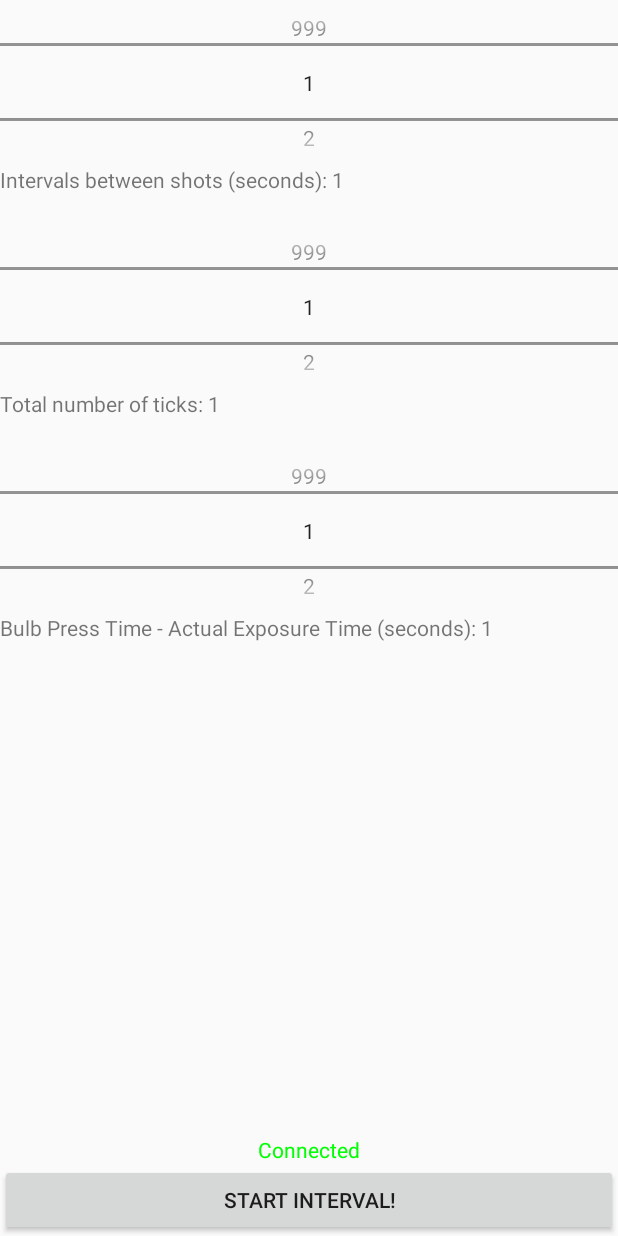
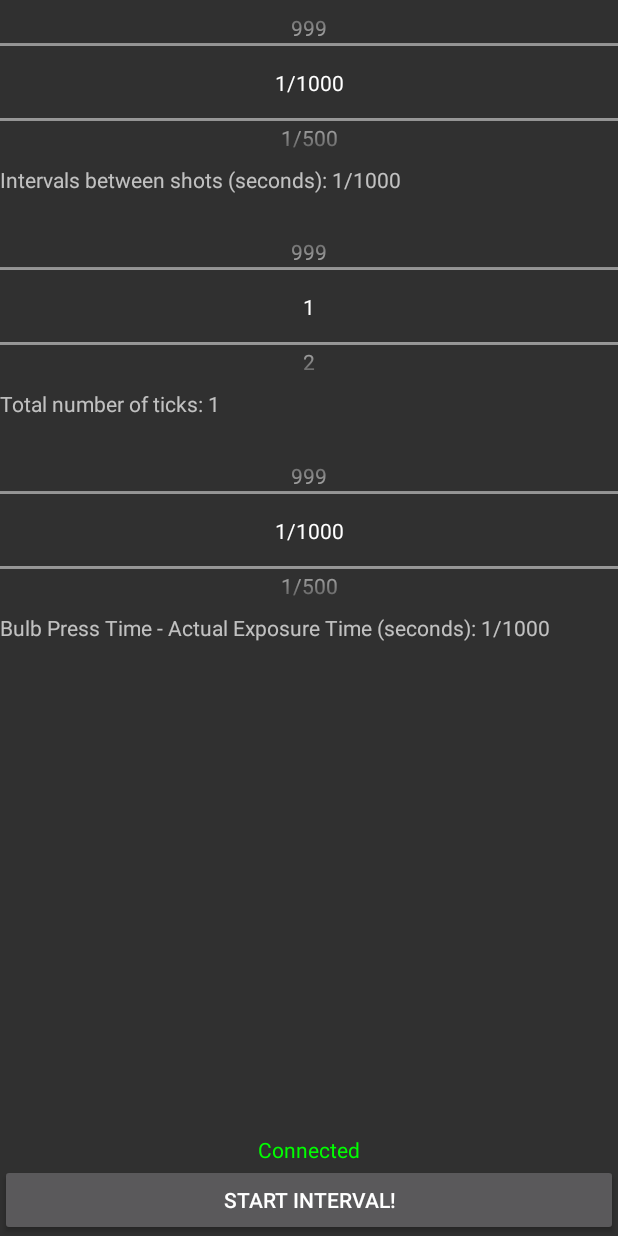
Before and after one commit to sagielevy/Intervalometer, an Android app: the screen it shows after launch (IntervalometerSettingsActivity), after a tap on "START INTERVAL!", on a phone screen of 412 x 824 dp. Run offline under Robolectric (Android 15) with nearby library versions, the phone set to English and light mode, and no system bars; our stand-ins replace Volley; network calls fail.

Commit message:
Fixed bugs, changed to dark themem and allowed fractions of a second to be given as intervals!

```diff
--- a/ProjectIntervalometer/app/build.gradle
+++ b/ProjectIntervalometer/app/build.gradle
@@ -27,7 +27,7 @@ dependencies {
     implementation 'com.android.support:appcompat-v7:26.1.0'
     implementation 'com.android.support:support-v4:26.1.0'
     testImplementation 'junit:junit:4.12'
-    androidTestImplementation 'com.android.support.test:runner:1.0.1'
-    androidTestImplementation 'com.android.support.test.espresso:espresso-core:3.0.1'
-    compile 'com.android.volley:volley:1.1.0'
+    androidTestImplementation 'com.android.support.test:runner:1.0.2'
+    androidTestImplementation 'com.android.support.test.espresso:espresso-core:3.0.2'
+    implementation 'com.android.volley:volley:1.1.0'
 }
--- a/ProjectIntervalometer/app/src/main/AndroidManifest.xml
+++ b/ProjectIntervalometer/app/src/main/AndroidManifest.xml
@@ -6,6 +6,9 @@
     <uses-permission android:name="android.permission.CHANGE_WIFI_STATE" />
     <uses-permission android:name="android.permission.ACCESS_NETWORK_STATE" />
     <uses-permission android:name="android.permission.INTERNET" />
+    <uses-permission android:name="android.permission.CHANGE_NETWORK_STATE" />
+    <!--<uses-permission android:name="android.permission.WRITE_SETTINGS" />-->
+
     <application
         android:allowBackup="true"
         android:icon="@mipmap/ic_launcher"
--- a/ProjectIntervalometer/app/src/main/java/com/example/sagie/projectintervalometer/IntervalometerSettingsActivity.java
+++ b/ProjectIntervalometer/app/src/main/java/com/example/sagie/projectintervalometer/IntervalometerSettingsActivity.java
@@ -3,11 +3,22 @@ package com.example.sagie.projectintervalometer;
 import android.app.Activity;
 import android.content.Context;
 import android.content.SharedPreferences;
+import android.content.res.Resources;
+import android.net.ConnectivityManager;
+import android.net.Network;
+import android.net.NetworkCapabilities;
+import android.net.NetworkRequest;
 import android.net.wifi.WifiConfiguration;
 import android.net.wifi.WifiManager;
+import android.os.Build;
 import android.os.Bundle;
 import android.os.Handler;
+import android.os.SystemClock;
+import android.provider.Settings;
+import android.support.v7.app.AppCompatDelegate;
+import android.util.DisplayMetrics;
 import android.util.Log;
+import android.view.MotionEvent;
 import android.view.View;
 import android.widget.Button;
 import android.widget.NumberPicker;
@@ -18,6 +29,7 @@ import com.android.volley.DefaultRetryPolicy;
 import com.android.volley.Request;
 import com.android.volley.toolbox.StringRequest;
 
+import java.util.Arrays;
 import java.util.Locale;
 import java.util.Optional;
 
@@ -29,10 +41,16 @@ public class IntervalometerSettingsActivity extends Activity {
     final String bulb = "BULB";
     final String WifiAP = "Intervalometer 9000";
     final String intervalometerConfirmation = "OK";
-    final int minValue = 1; // For all right now
+    final int minValueTicks = 1;
+    final int minValueLongTimes = 4;
     final int maxValue = 999;
     final int WAIT_TIME = 7000;
     final int RESP_TIMEOUT = 20000;
+    final String[] shortTimes = {
+            "1/1000", "1/500", "1/400", "1/300", "1/250", "1/200", "1/160", "1/125", "1/100",
+            "1/80", "1/60", "1/50", "1/40", "1/30", "1/25", "1/20", "1/15", "1/13", "1/10", "1/8", "1/6",
+            "1/5", "1/4", "1/3", "0.5", "0.6", "0.8", "1", "1.3", "1.6", "2", "2.5", "3", "3.2"};
+    String[] times;
     WifiManager wifiManager;
     boolean isConnected = false;
     TextView connStatus;
@@ -40,6 +58,7 @@ public class IntervalometerSettingsActivity extends Activity {
     NumberPicker bulbPressTime, intervalTime, numTicks;
     Button startBtn;
     WifiConfiguration wifiConfiguration;
+    ConnectivityManager connectivityManager;
     int netId;
 
     @Override
@@ -47,6 +66,8 @@ public class IntervalometerSettingsActivity extends Activity {
         super.onCreate(savedInstanceState);
         setContentView(R.layout.main_disp);
         wifiManager = (WifiManager) this.getSystemService(Context.WIFI_SERVICE);
+        connectivityManager = (ConnectivityManager) getSystemService(Context.CONNECTIVITY_SERVICE);
+        initTimes();
 
         // Do this only once
         if (savedInstanceState == null) {
@@ -100,8 +121,8 @@ public class IntervalometerSettingsActivity extends Activity {
                 // Formulate the request and handle the response.
                 final StringRequest stringRequest =
                         new StringRequest(Request.Method.GET, String.format(Locale.US,
-                            "http://10.10.10.1:80/start?intervalTime=%d&numTicks=%d&bulbPressTime=%d",
-                            intervalTime.getValue(), numTicks.getValue(), bulbPressTime.getValue()),
+                                "http://10.10.10.1:80/start?intervalTime=%.4f&numTicks=%d&bulbPressTime=%.4f",
+                                getValueFromPicker(intervalTime), numTicks.getValue(), getValueFromPicker(bulbPressTime)),
                                 response -> {
                                     if (response.contains(intervalometerConfirmation)) {
                                         disableInputs();
@@ -110,7 +131,7 @@ public class IntervalometerSettingsActivity extends Activity {
                                         new Handler().postDelayed(() -> {
                                             enableInputs();
                                             connectToServer();
-                                        }, intervalTime.getValue() * numTicks.getValue() * 1000);
+                                        }, (long) (getValueFromPicker(intervalTime) * 1000 * numTicks.getValue()));
                                     }
                                 },
                                 error -> {
@@ -130,32 +151,111 @@ public class IntervalometerSettingsActivity extends Activity {
                         addToRequestQueue(stringRequest);
             });
 
-            bulbPressTime.setMinValue(minValue);
-            bulbPressTime.setMaxValue(maxValue);
+            Log.d(TAG, String.valueOf(times.length - 1));
+            bulbPressTime.setDisplayedValues(null);
+            bulbPressTime.setMinValue(0);
+            bulbPressTime.setMaxValue(times.length - 1);
             bulbPressTime.setWrapSelectorWheel(true);
-            bulbPressTime.setOnValueChangedListener((picker, oldVal, newVal) -> bulbPressDisplay.setText(getString(R.string.bulb, newVal)));
+            bulbPressTime.setDisplayedValues(times);
+            bulbPressTime.setOnValueChangedListener((picker, oldVal, newVal) -> bulbPressDisplay.setText(getString(R.string.bulb, times[newVal])));
+            bulbPressTime.setOnClickListener(v -> {}); // Do nothing on click!
 
-            intervalTime.setMinValue(minValue);
-            intervalTime.setMaxValue(maxValue);
+            intervalTime.setDisplayedValues(null);
+            intervalTime.setMinValue(0);
+            intervalTime.setMaxValue(times.length - 1);
             intervalTime.setWrapSelectorWheel(true);
-            intervalTime.setOnValueChangedListener((picker, oldVal, newVal) -> intervalTimeDisplay.setText(getString(R.string.intervals, newVal)));
+            intervalTime.setDisplayedValues(times);
+            intervalTime.setOnValueChangedListener((picker, oldVal, newVal) -> intervalTimeDisplay.setText(getString(R.string.intervals, times[newVal])));
+            intervalTime.setOnClickListener(v -> {}); // Do nothing on click!
 
-            numTicks.setMinValue(minValue);
+            numTicks.setMinValue(minValueTicks);
             numTicks.setMaxValue(maxValue);
             numTicks.setWrapSelectorWheel(true);
             numTicks.setOnValueChangedListener((picker, oldVal, newVal) -> numTicksDisplay.setText(getString(R.string.ticks, newVal)));
 
-            // Set saved values
-            numTicks.setValue(prefs.getInt(ticks, minValue));
-            intervalTime.setValue(prefs.getInt(intervals, minValue));
-            bulbPressTime.setValue(prefs.getInt(bulb, minValue));
+            // Set saved values - load indices of values! Not the actual displayed values
+            numTicks.setValue(prefs.getInt(ticks, minValueTicks));
+            intervalTime.setValue(prefs.getInt(intervals, 0));
+            bulbPressTime.setValue(prefs.getInt(bulb, 0));
 
             // Set initial texts...
-            bulbPressDisplay.setText(getString(R.string.bulb, bulbPressTime.getValue()));
+            bulbPressDisplay.setText(getString(R.string.bulb, times[bulbPressTime.getValue()]));
             numTicksDisplay.setText(getString(R.string.ticks, numTicks.getValue()));
-            intervalTimeDisplay.setText(getString(R.string.intervals, intervalTime.getValue()));
+            intervalTimeDisplay.setText(getString(R.string.intervals, times[intervalTime.getValue()]));
 
             connectToServer();
+
+            // This hack is required due to an unholy bug which displays the wrong displayed value
+            // even though the getValue() (index) is correct. A simple touch event somehow fixes it.
+            // It may not be called in onCreate though!
+            // So much arbitrary buggy shit I hate it..
+            new Handler().postDelayed(() -> {
+                simulateTouchHack(bulbPressTime);
+                simulateTouchHack(intervalTime);
+            }, 100);
+        }
+    }
+
+    private void simulateTouchHack(View toTouch) {
+        MotionEvent motionEventDown = MotionEvent.obtain(
+                SystemClock.uptimeMillis(),
+                SystemClock.uptimeMillis() + 100,
+                MotionEvent.ACTION_DOWN,
+                toTouch.getWidth() / 2,
+                toTouch.getHeight() / 2,
+                0
+        );
+
+        toTouch.dispatchTouchEvent(motionEventDown);
+
+        MotionEvent motionEventUp = MotionEvent.obtain(
+                SystemClock.uptimeMillis() + 200,
+                SystemClock.uptimeMillis() + 300,
+                MotionEvent.ACTION_UP,
+                toTouch.getWidth() / 2,
+                toTouch.getHeight() / 2,
+                0
+        );
+
+        toTouch.dispatchTouchEvent(motionEventUp);
+    }
+
+    private float getValueFromPicker(NumberPicker picker) {
+        return fromStringFraction(times[picker.getValue()]);
+    }
+
+    private float fromStringFraction(String fraction) {
+        String[] fractionArray = fraction.split("/");
+        try {
+            if (fractionArray.length != 2) {
+                // Standard whole number or decimal point float
+                if (fractionArray.length == 1) {
+                    return Float.parseFloat(fractionArray[0]);
+                } else {
+                    return 0f;
+                }
+            }
+
+            float b = Float.parseFloat(fractionArray[1]);
+            if (b == 0d) {
+                return 0f;
+            }
+
+            float a = Float.parseFloat(fractionArray[0]);
+            return a / b;
+        } catch (NumberFormatException e) {
+            Log.e(TAG, "Shit! problem with dividing:\n" + e.getMessage());
+            return 0f;
+        }
+    }
+
+    private void initTimes() {
+        times = Arrays.copyOf(shortTimes, shortTimes.length +
+                (maxValue - minValueLongTimes + 1));
+
+        // Add a second for each whole number between maxValue and minValueLongTimes, inclusive
+        for (int i = minValueLongTimes; i <= maxValue; i++) {
+            times[shortTimes.length + i - minValueLongTimes] = String.valueOf(i);
         }
     }
 
@@ -206,6 +306,7 @@ public class IntervalometerSettingsActivity extends Activity {
                         // Disconnect and try to reconnect to correct network
                         wifiManager.disconnect();
                         wifiManager.enableNetwork(netId, true);
+//                        bindToNetwork();
                         wifiManager.reconnect();
 
                         // Queue handler again due to failure!
@@ -216,15 +317,31 @@ public class IntervalometerSettingsActivity extends Activity {
         }, 0);
     }
 
-    @Override
-    protected void onSaveInstanceState(Bundle outState) {
-        super.onSaveInstanceState(outState);
-    }
+//    private void bindToNetwork() {
+//        NetworkRequest.Builder builder;
+//        builder = new NetworkRequest.Builder();
+//        //set the transport type do WIFI
+//        builder.addTransportType(NetworkCapabilities.TRANSPORT_WIFI);
+//        builder.setNetworkSpecifier(WifiAP);
+//        connectivityManager.requestNetwork(builder.build(), new ConnectivityManager.NetworkCallback() {
+//            @Override
+//            public void onAvailable(Network network) {
+//                connectivityManager.bindProcessToNetwork(null);
+//                if (wifiManager.getConnectionInfo() != null &&
+//                        wifiManager.getConnectionInfo().getNetworkId() == netId) {
+//                    connectivityManager.bindProcessToNetwork(network);
+//                }
+//
+//                connectivityManager.unregisterNetworkCallback(this);
+//            }
+//        });
+//    }
 
     @Override
     protected void onPause() {
         super.onPause();
 
+        // Save indices of values! Not the actual displayed values
         prefs.edit().putInt(ticks, numTicks.getValue()).
                 putInt(intervals, intervalTime.getValue()).
                 putInt(bulb, bulbPressTime.getValue()).apply();
--- a/ProjectIntervalometer/app/src/main/res/layout/main_disp.xml
+++ b/ProjectIntervalometer/app/src/main/res/layout/main_disp.xml
@@ -1,13 +1,14 @@
 <RelativeLayout xmlns:android="http://schemas.android.com/apk/res/android"
+    xmlns:tools="http://schemas.android.com/tools"
     android:layout_width="match_parent"
     android:layout_height="match_parent"
-    xmlns:tools="http://schemas.android.com/tools"
     tools:context=".IntervalometerSettingsActivity">
 
     <NumberPicker
         android:id="@+id/IntervalTimeSeekBar"
         android:layout_width="fill_parent"
-        android:layout_height="110dp"/>
+        android:layout_height="110dp"
+        android:descendantFocusability="blocksDescendants" />
 
     <TextView
         android:id="@+id/IntervalTimeDisplay"
@@ -19,11 +20,10 @@
         android:id="@+id/NumTicksSeekBar"
         android:layout_width="fill_parent"
         android:layout_height="110dp"
+        android:layout_below="@+id/IntervalTimeDisplay"
         android:layout_alignParentStart="true"
-        android:layout_below="@+id/IntervalTimeDisplay"
-        android:min="1"
-        android:max="999"
-        android:layout_marginTop="20dp">
+        android:layout_marginTop="20dp"
+        android:descendantFocusability="blocksDescendants">
 
     </NumberPicker>
 
@@ -37,25 +37,24 @@
         android:id="@+id/BulbPressTimeSeekBar"
         android:layout_width="fill_parent"
         android:layout_height="110dp"
+        android:layout_below="@id/NumTicksDisplay"
         android:layout_alignParentStart="true"
-        android:layout_below="@id/NumTicksDisplay"
-        android:min="1"
-        android:max="999"
-        android:layout_marginTop="20dp"/>
+        android:layout_marginTop="20dp"
+        android:descendantFocusability="blocksDescendants" />
 
     <TextView
         android:id="@+id/BulbPressTimeDisplay"
         android:layout_width="fill_parent"
         android:layout_height="wrap_content"
-        android:layout_below="@id/BulbPressTimeSeekBar"/>
+        android:layout_below="@id/BulbPressTimeSeekBar" />
 
     <Button
         android:id="@+id/StartBtn"
         android:layout_width="fill_parent"
         android:layout_height="wrap_content"
+        android:layout_alignParentStart="true"
         android:layout_alignParentBottom="true"
-        android:layout_alignParentStart="true"
-        android:text="@string/start_interval"/>
+        android:text="@string/start_interval" />
 
     <TextView
         android:id="@+id/connectionStatus"
@@ -63,6 +62,6 @@
         android:layout_height="wrap_content"
         android:layout_above="@+id/StartBtn"
         android:layout_centerHorizontal="true"
-        android:textColor="@color/red"
-        android:text="@string/not_connected" />
+        android:text="@string/not_connected"
+        android:textColor="@color/red" />
 </RelativeLayout>
--- a/ProjectIntervalometer/app/src/main/res/values/colors.xml
+++ b/ProjectIntervalometer/app/src/main/res/values/colors.xml
@@ -1,8 +1,8 @@
 <?xml version="1.0" encoding="utf-8"?>
 <resources>
-    <color name="colorPrimary">#3F51B5</color>
-    <color name="colorPrimaryDark">#303F9F</color>
-    <color name="colorAccent">#FF4081</color>
+    <!--<color name="colorPrimary">#3F51B5</color>-->
+    <!--<color name="colorPrimaryDark">#303F9F</color>-->
+    <!--<color name="colorAccent">#FF4081</color>-->
     <color name="red">#FF0000</color>
     <color name="green">#00FF00</color>
 </resources>
--- a/ProjectIntervalometer/app/src/main/res/values/strings.xml
+++ b/ProjectIntervalometer/app/src/main/res/values/strings.xml
@@ -73,8 +73,8 @@
 
     <string name="pref_title_vibrate">Vibrate</string>
     <string name="start_interval">Start Interval!</string>
-    <string name="bulb">Bulb Press Time - Actual Exposure Time (seconds): %d</string>
-    <string name="intervals">Intervals between shots (seconds): %d</string>
+    <string name="bulb">Bulb Press Time - Actual Exposure Time (seconds): %s</string>
+    <string name="intervals">Intervals between shots (seconds): %s</string>
     <string name="ticks">Total number of ticks: %d</string>
     <string name="not_connected">Not Connected</string>
     <string name="StatusRunning">"Intervals Started!\nIntervalometer will not respond till intervals completed or device is reset.</string>
--- a/ProjectIntervalometer/app/src/main/res/values/styles.xml
+++ b/ProjectIntervalometer/app/src/main/res/values/styles.xml
@@ -1,11 +1,11 @@
 <resources>
 
     <!-- Base application theme. -->
-    <style name="AppTheme" parent="Theme.AppCompat.Light.DarkActionBar">
+    <style name="AppTheme" parent="Theme.AppCompat.NoActionBar">
         <!-- Customize your theme here. -->
-        <item name="colorPrimary">@color/colorPrimary</item>
-        <item name="colorPrimaryDark">@color/colorPrimaryDark</item>
-        <item name="colorAccent">@color/colorAccent</item>
+        <!--<item name="colorPrimary">@color/colorPrimary</item>-->
+        <!--<item name="colorPrimaryDark">@color/colorPrimaryDark</item>-->
+        <!--<item name="colorAccent">@color/colorAccent</item>-->
     </style>
 
 </resources>
--- a/ProjectIntervalometer/build.gradle
+++ b/ProjectIntervalometer/build.gradle
@@ -7,7 +7,7 @@ buildscript {
         jcenter()
     }
     dependencies {
-        classpath 'com.android.tools.build:gradle:3.0.1'
+        classpath 'com.android.tools.build:gradle:3.1.2'
 
 
         // NOTE: Do not place your application dependencies here; they belong
```
Also changed, not shown: ProjectIntervalometer/gradle/wrapper/gradle-wrapper.properties, 2 other files.
